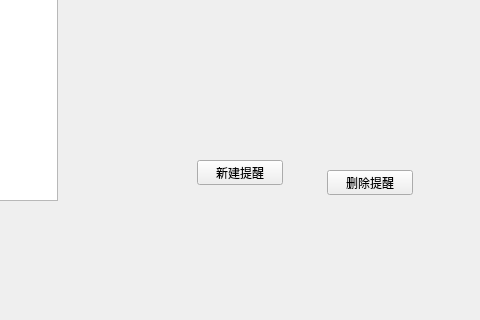
The window that widget_notice.ui (Ruby-Dream/studysoftware) describes before a commit, drawn with Qt 5; both pictures show x 393 to 873 and y 330 to 650 of the 1000 by 650 pixel window.
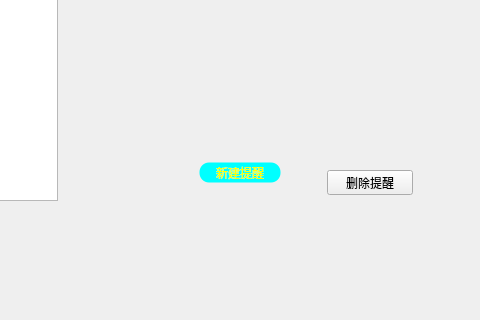
The same window after the commit.

The edit to the form file:
```diff
--- a/widget_notice.ui
+++ b/widget_notice.ui
@@ -32,6 +32,13 @@
      <height>25</height>
     </rect>
    </property>
+   <property name="styleSheet">
+    <string notr="true">border-radius:12px;
+border-width:5px;
+border-style:soild;
+background-color: rgb(0, 255, 255);
+color: rgb(255, 255, 0);</string>
+   </property>
    <property name="text">
     <string>新建提醒</string>
    </property>
```
